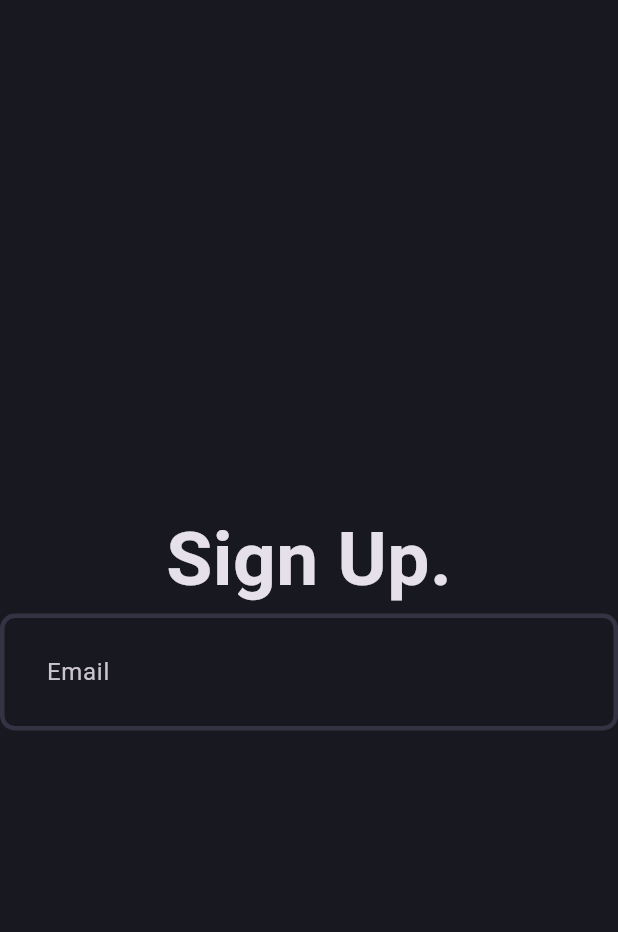
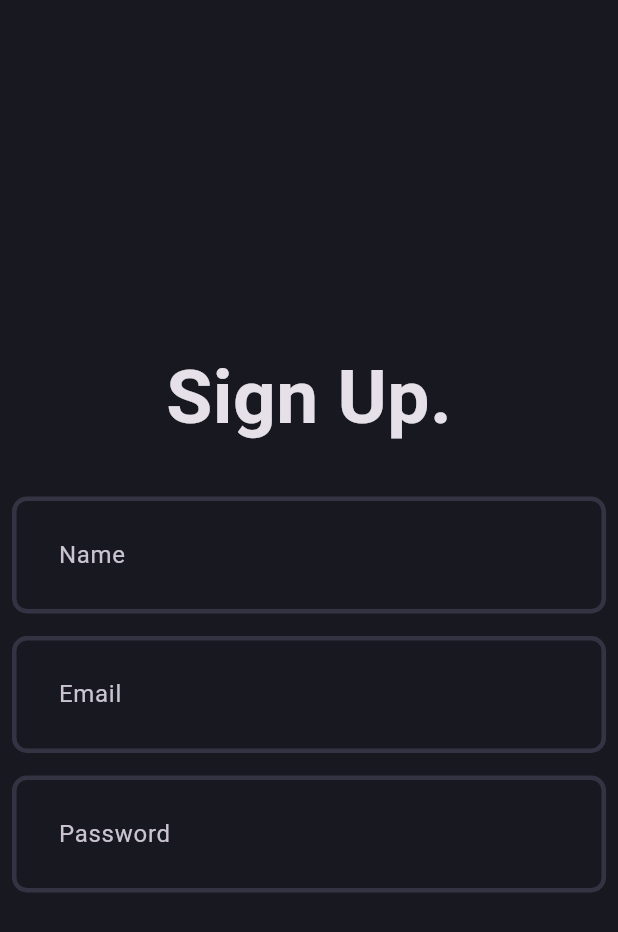
Before and after one commit to shinziki/blog_app, a Flutter app: the screen it shows after launch, on a phone screen of 412 x 824 dp. Shown: the top 932 px of the screen. Run offline on Flutter 3.47's test engine with Material 3 defaults, Android fonts, the phone set to English and light mode, and no system bars.

Commit message:
Adding Name and Password Entry and wrapping the Entry with Padding

```diff
--- a/lib/features/auth/presentation/pages/signup_page.dart
+++ b/lib/features/auth/presentation/pages/signup_page.dart
@@ -12,7 +12,9 @@ class _SignUpPageState extends State<SignUpPage> {
   @override
   Widget build(BuildContext context) {
     return Scaffold(
-      body: Column(
+      body: Padding(
+        padding: const EdgeInsets.all(8.0),
+        child: Column(
           mainAxisAlignment: MainAxisAlignment.center,
           children: [
             Text(
@@ -22,8 +24,14 @@ class _SignUpPageState extends State<SignUpPage> {
                 fontWeight: FontWeight.bold,
               ),
             ),
+            const SizedBox(height: 30),
+            AuthField(hintText: 'Name'),
+            const SizedBox(height: 15),
             AuthField(hintText: 'Email'),
+            const SizedBox(height: 15),
+            AuthField(hintText: 'Password'),
           ],
+        ),
       ),
     );
   }
```
Lines whose indentation alone changed are shown as unchanged.
